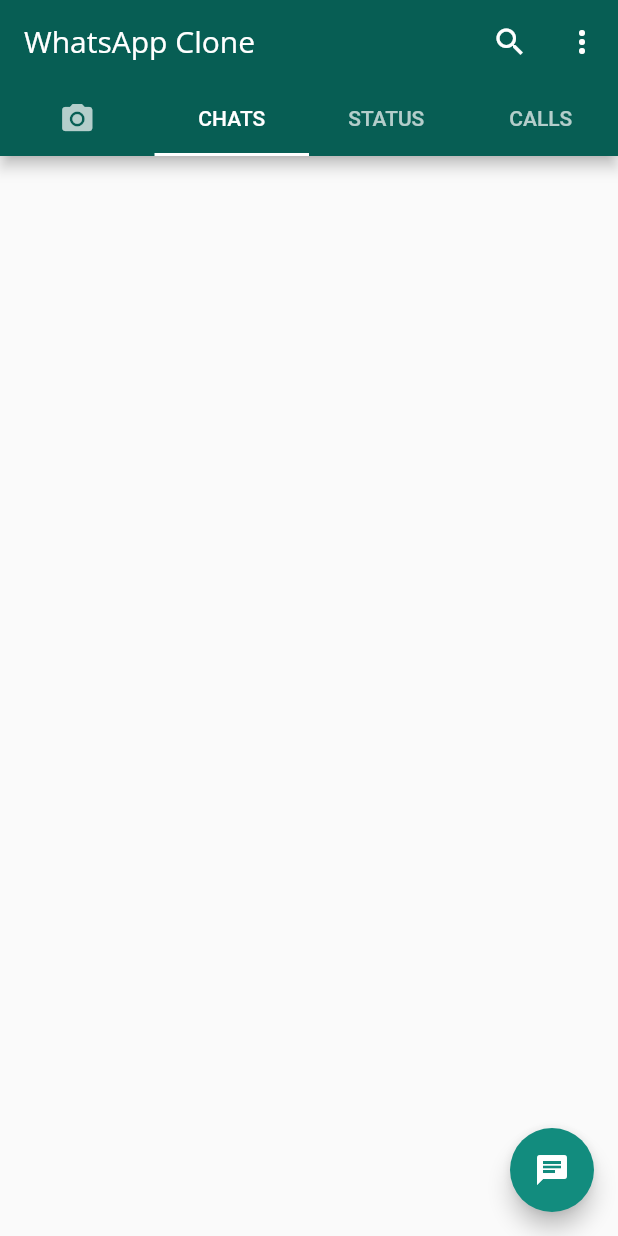
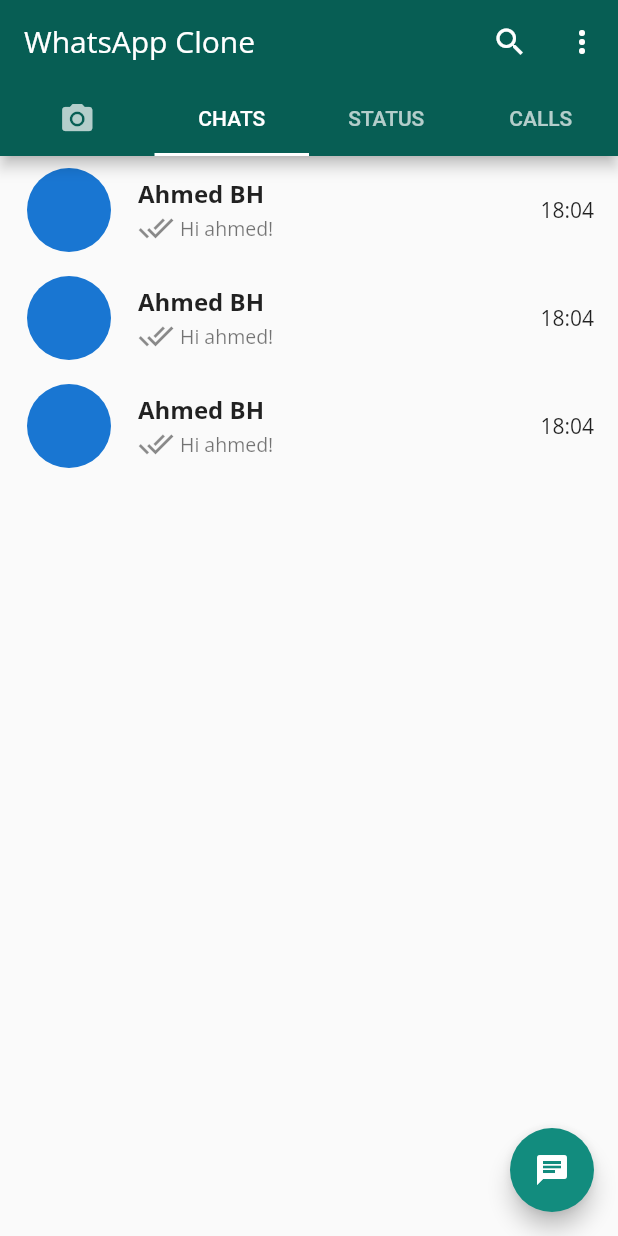
Before and after one commit to ngGenerateUsername/WhatsApp-Clone-Flutter-UI-Front, a Flutter app: the screen it shows after launch, on a phone screen of 412 x 824 dp. Run offline on Flutter 3.47's test engine with Material 2 defaults, Android fonts, the phone set to English and light mode, and no system bars.

Commit message:
Add CustomTileChat(ListTile) widget to a ListView

```diff
--- /dev/null
+++ b/lib/components/CustomTileChat.dart
@@ -0,0 +1,33 @@
+// ignore_for_file: file_names, prefer_const_constructors, prefer_const_literals_to_create_immutables
+
+import 'package:flutter/material.dart';
+
+class CustomTileChat extends StatelessWidget {
+  const CustomTileChat({Key? key}) : super(key: key);
+
+  @override
+  Widget build(BuildContext context) {
+    return ListTile(
+      leading: CircleAvatar(
+        radius: 30,
+      ),
+      trailing: Text('18:04'),
+      title: Text(
+        'Ahmed BH',
+        style: TextStyle(fontSize: 16, fontWeight: FontWeight.bold),
+      ),
+      subtitle: Row(
+        children: [
+          Icon(Icons.done_all),
+          SizedBox(
+            width: 4,
+          ),
+          Text(
+            "Hi ahmed!",
+            style: TextStyle(fontSize: 13),
+          )
+        ],
+      ),
+    );
+  }
+}
--- a/lib/pages/ChatPage.dart
+++ b/lib/pages/ChatPage.dart
@@ -1,6 +1,7 @@
-// ignore_for_file: file_names
+// ignore_for_file: file_names, prefer_const_constructors, prefer_const_literals_to_create_immutables, avoid_print
 
 import 'package:flutter/material.dart';
+import 'package:front/components/CustomTileChat.dart';
 
 class ChatPage extends StatefulWidget {
   const ChatPage({Key? key}) : super(key: key);
@@ -17,6 +18,13 @@ class _ChatPageState extends State<ChatPage> {
         onPressed: () => print('floatingButton'),
         child: Icon(Icons.chat),
       ),
+      body: ListView(
+        children: [
+          CustomTileChat(),
+          CustomTileChat(),
+          CustomTileChat(),
+        ],
+      ),
     );
   }
 }
```
